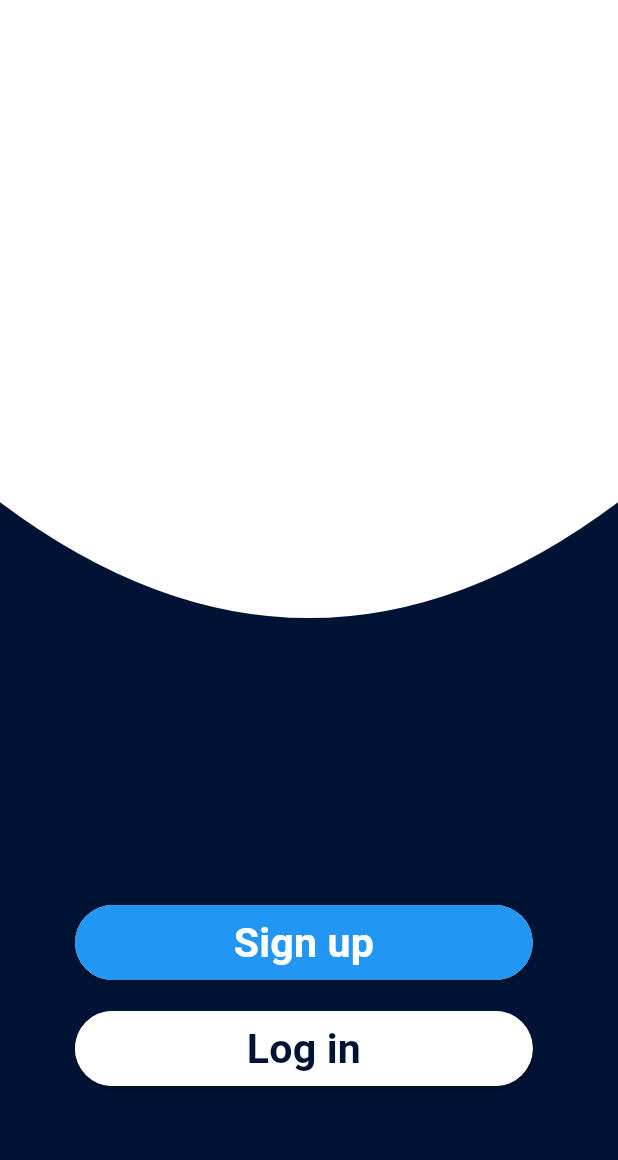
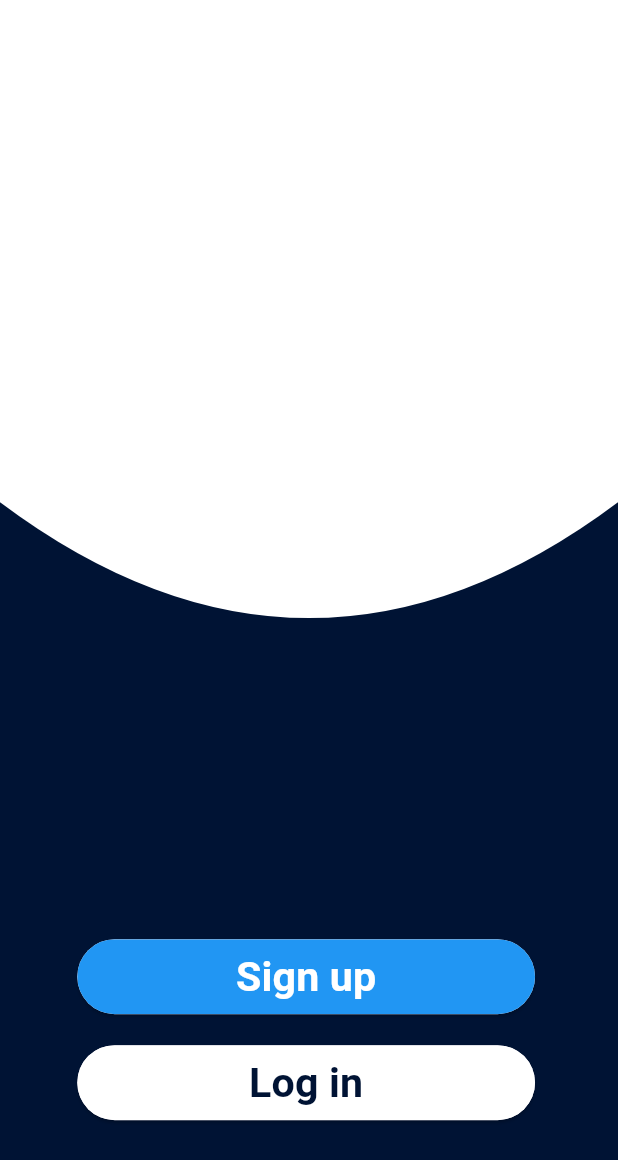
Before and after one commit to ZyadWKhedr/Cellula-Task-1, a Flutter app: the screen it shows after launch, on a phone screen of 412 x 824 dp. Shown: the top 1160 px of the screen. Run offline on Flutter 3.47's test engine with Material 3 defaults, Android fonts, the light colour scheme and no system bars; our stand-ins replace firebase_auth, firebase_core, flutter_riverpod, go_router; accounts and stored records are empty.

Commit message:
finishing sign up or login screen

```diff
--- a/lib/presentation/view/signup_or_login_screen.dart
+++ b/lib/presentation/view/signup_or_login_screen.dart
@@ -17,17 +17,22 @@ class SignupOrLoginScreen extends StatelessWidget {
         children: [
           ClipPath(
             clipper: MiddleCurveClipper(
-                curveHeight: Dimensions.height50(context) * 1.5),
+              curveHeight: Dimensions.height50(context) * 1.5,
+            ),
             child: Container(
               width: double.infinity,
               height: Dimensions.height50(context) * 8,
-              decoration: BoxDecoration(
+              decoration: const BoxDecoration(
                 color: Colors.white,
               ),
             ),
           ),
           Padding(
-            padding: const EdgeInsets.only(bottom: 100, left: 50),
+            padding: EdgeInsets.only(
+              bottom: Dimensions.height50(context) *
+                  1.5,
+              left: Dimensions.width50(context) * 2,
+            ),
             child: Column(
               crossAxisAlignment: CrossAxisAlignment.center,
               mainAxisAlignment: MainAxisAlignment.end,
@@ -35,9 +40,7 @@ class SignupOrLoginScreen extends StatelessWidget {
                 CustomButton(
                   text: 'Sign up',
                   width: Dimensions.screenWidth(context) / 1.35,
-                  onPressed: () => context.go(
-                    AppRoutes.signin,
-                  ),
+                  onPressed: () => context.go(AppRoutes.signin),
                 ),
                 SizedBox(
                   height: Dimensions.height20(context),
@@ -47,10 +50,8 @@ class SignupOrLoginScreen extends StatelessWidget {
                   width: Dimensions.screenWidth(context) / 1.35,
                   color: Colors.white,
                   textColor: AppColors.primaryColor,
-                  onPressed: () => context.go(
-                    AppRoutes.signin,
-                  ),
-                )
+                  onPressed: () => context.go(AppRoutes.signin),
+                ),
               ],
             ),
           ),
```
